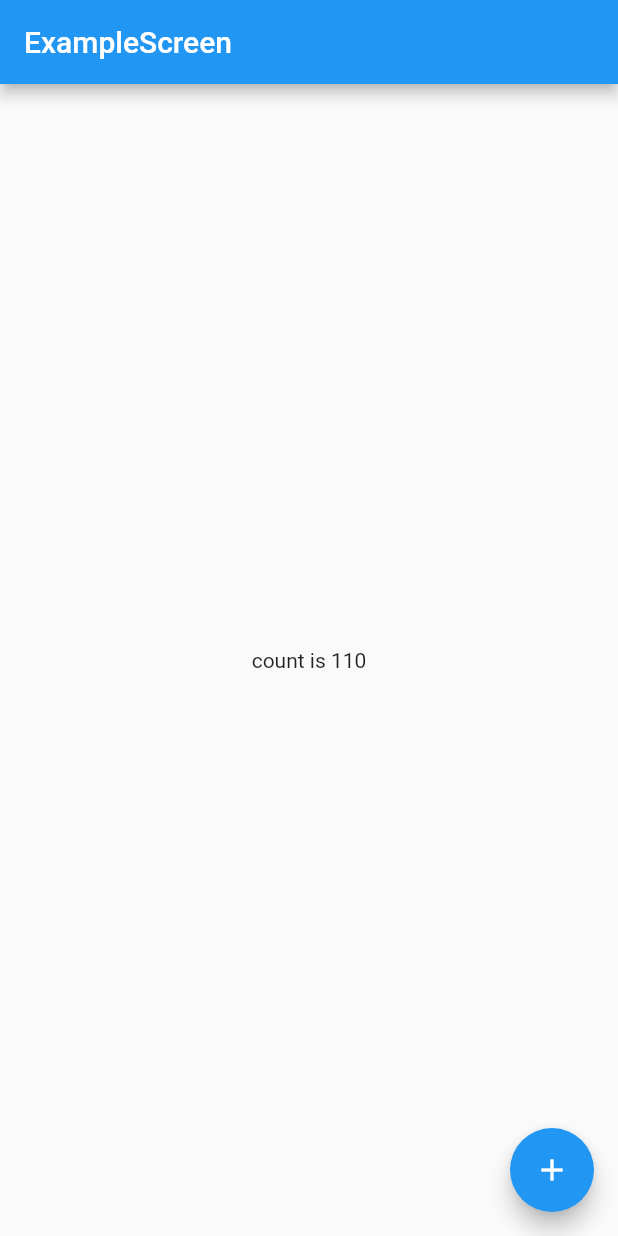
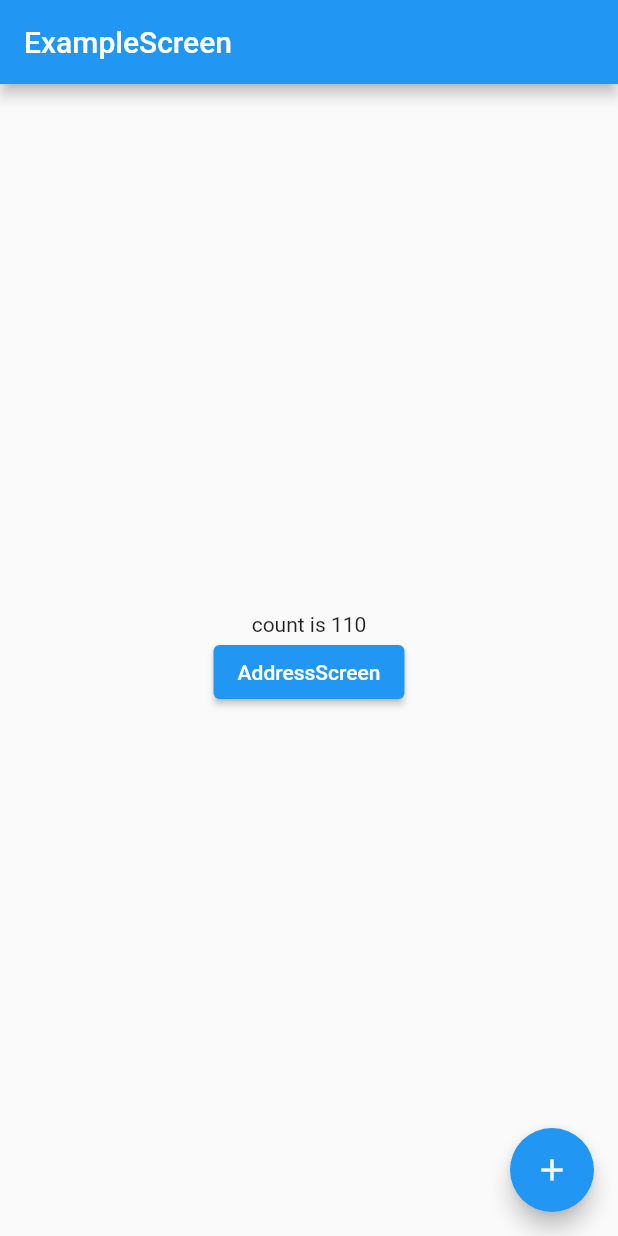
Before and after one commit to kazukidddd/riverpod_sample, a Flutter app: the screen it shows after launch, after a tap on the "add" icon, on a phone screen of 412 x 824 dp. Run offline on Flutter 3.47's test engine with Material 2 defaults, Android fonts, the phone set to English and light mode, and no system bars; our stand-ins replace flutter_riverpod.

Commit message:
住所検索画面の作成

```diff
--- a/lib/main.dart
+++ b/lib/main.dart
@@ -1,5 +1,6 @@
 import 'package:flutter/material.dart';
 import 'package:flutter_riverpod/flutter_riverpod.dart';
+import 'package:riverpod_sample/address_screen.dart';
 
 void main() {
   runApp(
@@ -47,7 +48,21 @@ class SampleWidget extends ConsumerWidget {
     return Scaffold(
       appBar: AppBar(title: const Text('ExampleScreen')),
       body: Center(
-        child: Text('count is ${count.aa}'),
+        child: Column(
+          mainAxisSize: MainAxisSize.min,
+          children: [
+            Text('count is ${count.aa}'),
+            ElevatedButton(
+              onPressed: () => Navigator.push<dynamic>(
+                context,
+                MaterialPageRoute<dynamic>(
+                  builder: (context) => const AddressScreen(),
+                ),
+              ),
+              child: const Text('AddressScreen'),
+            ),
+          ],
+        ),
       ),
       floatingActionButton: FloatingActionButton(
         onPressed: () {
```
Also changed, not shown: lib/address_screen.dart (added, +38 -0 lines).
